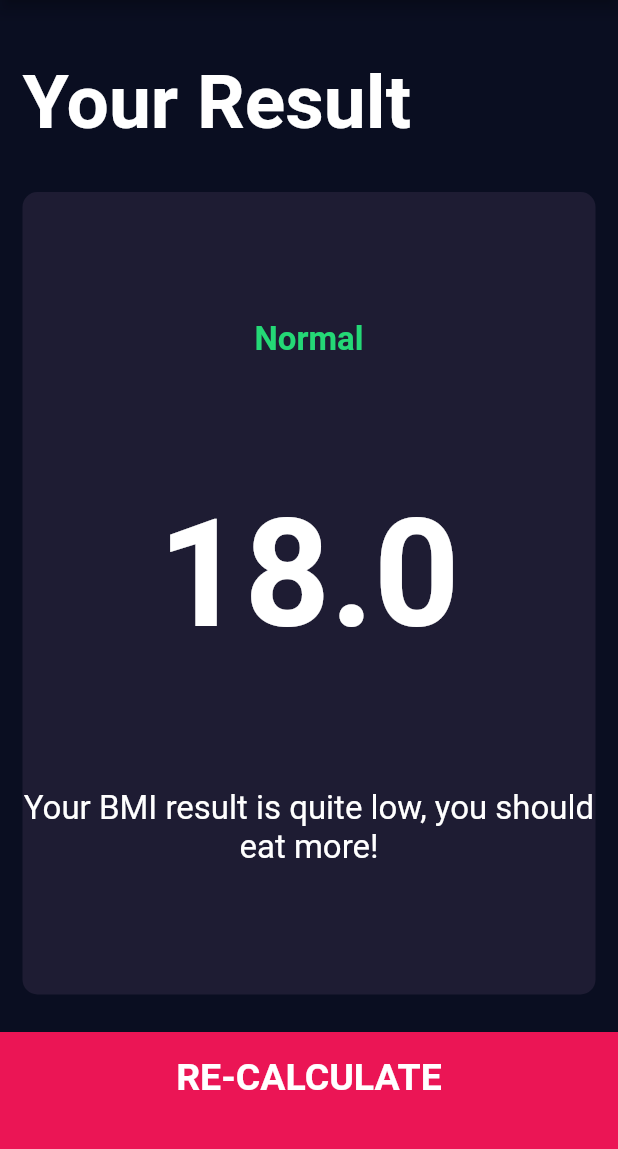
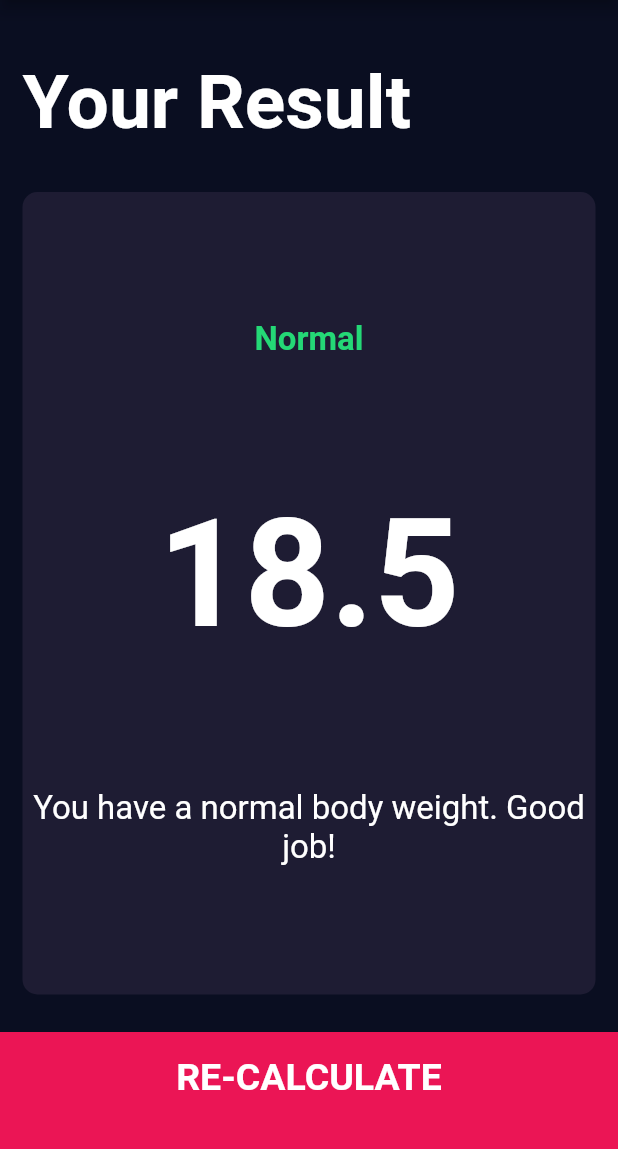
Before and after one commit to HeratUni-CS/bmi-calculator-moeinjansharifi, a Flutter app: the screen it shows after launch, after a tap on "CALCULATE", on a phone screen of 412 x 824 dp, the part 84-1233 px from its top. Run offline on Flutter 3.47's test engine with Material 2 defaults, Android fonts, the phone set to English and light mode, and no system bars; our stand-ins replace font_awesome_flutter.

Commit message:
add calculator brain

```diff
--- /dev/null
+++ b/lib/calculator_brain.dart
@@ -0,0 +1,35 @@
+import 'dart:math';
+
+class CalculatorBrain {
+  CalculatorBrain({required this.height, required this.weight});
+
+  final int height;
+  final int weight;
+
+  late double _bmi;
+
+  String calculateBMI() {
+    _bmi = weight / pow(height / 100, 2);
+    return _bmi.toStringAsFixed(1);
+  }
+
+  String getResult() {
+    if (_bmi >= 25) {
+      return 'Overweight';
+    } else if (_bmi > 18.5) {
+      return 'Normal';
+    } else {
+      return 'Underweight';
+    }
+  }
+
+  String getInterpretation() {
+    if (_bmi >= 25) {
+      return 'You have a higher than normal body weight. Try to exercise more.';
+    } else if (_bmi >= 18.5) {
+      return 'You have a normal body weight. Good job!';
+    } else {
+      return 'You have a lower than normal body weight. You can eat a bit more.';
+    }
+  }
+}
--- a/lib/screens/input_page.dart
+++ b/lib/screens/input_page.dart
@@ -6,6 +6,7 @@ import '../components/icon_content.dart';
 import '../constants.dart';
 import '../components/bottom_button.dart';
 import '../components/round_icon_button.dart';
+import '../calculator_brain.dart';
 
 enum Gender { male, female }
 
@@ -232,10 +233,16 @@ class _InputPageState extends State<InputPage> {
           BottomButton(
             buttonTitle: 'CALCULATE',
             onTap: () {
+              CalculatorBrain calc =
+                  CalculatorBrain(height: height, weight: weight);
               Navigator.push(
                 context,
                 MaterialPageRoute(
-                  builder: (context) => ResultsPage(),
+                  builder: (context) => ResultsPage(
+                    bmiResult: calc.calculateBMI(),
+                    resultText: calc.getResult(),
+                    interpretation: calc.getInterpretation(),
+                  ),
                 ),
               );
             },
--- a/lib/screens/results_page.dart
+++ b/lib/screens/results_page.dart
@@ -4,6 +4,15 @@ import '../constants.dart';
 import 'package:flutter/material.dart';
 
 class ResultsPage extends StatelessWidget {
+  ResultsPage(
+      {required this.interpretation,
+      required this.bmiResult,
+      required this.resultText});
+
+  final String bmiResult;
+  final String resultText;
+  final String interpretation;
+
   @override
   Widget build(BuildContext context) {
     return Scaffold(
@@ -32,15 +41,15 @@ class ResultsPage extends StatelessWidget {
                 crossAxisAlignment: CrossAxisAlignment.center,
                 children: [
                   Text(
-                    'Normal',
+                    resultText,
                     style: kResultTextStyle,
                   ),
                   Text(
-                    '18.0',
+                    bmiResult,
                     style: kBMITextStyle,
                   ),
                   Text(
-                    'Your BMI result is quite low, you should eat more!',
+                    interpretation,
                     textAlign: TextAlign.center,
                     style: kBodyTextStyle,
                   ),
```
